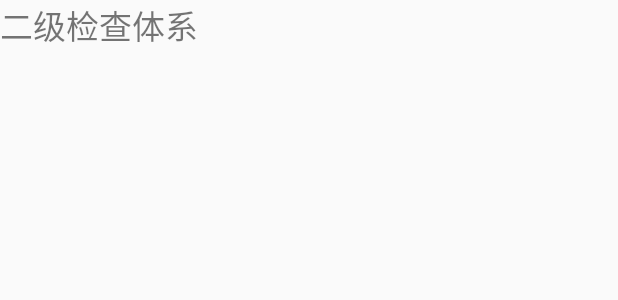
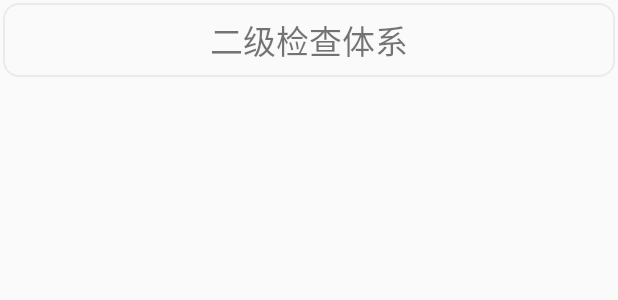
Before and after one commit to LJY-M/Smart-site-inspection-system-Android, an Android app: the layout check_sys2_item.xml on its own in the app's theme, with its tools: preview values and no code run, on a phone screen of 412 x 824 dp. Shown: the top 300 px of the screen. Run offline under Robolectric (Android 15) with nearby library versions, the light colour scheme and no system bars.

Commit message:
美化项目界面

```diff
--- a/app/src/main/java/com/graduation/smart_site_inspection_system/Fragment_ProjectSearch/ProjectSearchFragment.java
+++ b/app/src/main/java/com/graduation/smart_site_inspection_system/Fragment_ProjectSearch/ProjectSearchFragment.java
@@ -60,7 +60,7 @@ public class ProjectSearchFragment extends Fragment {
     private void init() {
         final TreeRecyclerAdapter treeRecyclerAdapter = new TreeRecyclerAdapter(TreeRecyclerType.SHOW_EXPAND);
         RecyclerView recyclerView = getView().findViewById(R.id.rv_content);
-        recyclerView.setLayoutManager(new GridLayoutManager(getContext(), 6));
+        recyclerView.setLayoutManager(new GridLayoutManager(getContext(), 5));
         recyclerView.setItemAnimator(new DefaultItemAnimator());
         recyclerView.setAdapter(treeRecyclerAdapter);
 //        treeRecyclerAdapter.setOnItemClickListener(new BaseRecyclerAdapter.OnItemClickListener() {
--- a/app/src/main/java/com/graduation/smart_site_inspection_system/util/projectCheckGet.java
+++ b/app/src/main/java/com/graduation/smart_site_inspection_system/util/projectCheckGet.java
@@ -33,7 +33,7 @@ public class projectCheckGet extends Thread{
             //传递的数据
             HashMap<String,String> options=new HashMap<>();
             HashMap<GroupBean, List<ProjectCheckBean>> result = HttpUtil.projectCheck_Get(options);
-            Bundle bundle = new Bundle();
+            //Bundle bundle = new Bundle();
             //bundle.putString(Msg_projectCheckGet_String, result);
 
 
--- /dev/null
+++ b/app/src/main/res/drawable-v24/border.xml
@@ -0,0 +1,17 @@
+<?xml version="1.0" encoding="utf-8"?>
+<shape xmlns:android="http://schemas.android.com/apk/res/android" >
+
+    <!-- 边框 -->
+    <stroke
+        android:width="1dp"
+        android:color="@color/colorDividerGray" />
+    <!-- 圆角 -->
+    <corners android:radius="3dp" />
+
+    <!-- 设置各边倒角大小 -->
+    <corners
+        android:bottomLeftRadius="10dp"
+        android:bottomRightRadius="10dp"
+        android:topLeftRadius="10dp"
+        android:topRightRadius="10dp" />
+</shape>
--- a/app/src/main/res/layout/check_sys2_item.xml
+++ b/app/src/main/res/layout/check_sys2_item.xml
@@ -1,9 +1,19 @@
 <?xml version="1.0" encoding="utf-8"?>
-<TextView xmlns:android="http://schemas.android.com/apk/res/android"
-    android:layout_width="match_parent" android:layout_height="wrap_content"
-    android:id="@+id/tv_content"
-    android:text="二级检查体系"
-    android:textSize="22sp"
-    >
+<LinearLayout xmlns:android="http://schemas.android.com/apk/res/android"
+    android:layout_width="match_parent"
+    android:layout_height="wrap_content"
+    android:orientation="vertical">
 
-</TextView>
+    <TextView
+        android:id="@+id/tv_content"
+        android:layout_width="match_parent"
+        android:layout_height="wrap_content"
+        android:layout_margin="2dp"
+        android:background="@drawable/border"
+        android:gravity="center"
+        android:padding="8dp"
+        android:text="二级检查体系"
+        android:textSize="22sp">
+
+    </TextView>
+</LinearLayout>
```
Also changed, not shown: app/src/main/java/com/graduation/smart_site_inspection_system/Bean/ProjectTree/CheckSys2Item.java (+14 -1 lines), app/src/main/java/com/graduation/smart_site_inspection_system/Fragment_ProjectCheck/ProjectCheckFragment.java (+11 -3 lines), app/src/main/java/com/graduation/smart_site_inspection_system/util/HttpUtil.java (+27 -13 lines), app/src/main/res/layout/check_sys1_item.xml (+19 -6 lines), app/src/main/res/layout/client_item.xml (+17 -8 lines), app/src/main/res/layout/project_item.xml (+20 -6 lines), app/src/main/res/values/colors.xml (+6 -1 lines).
